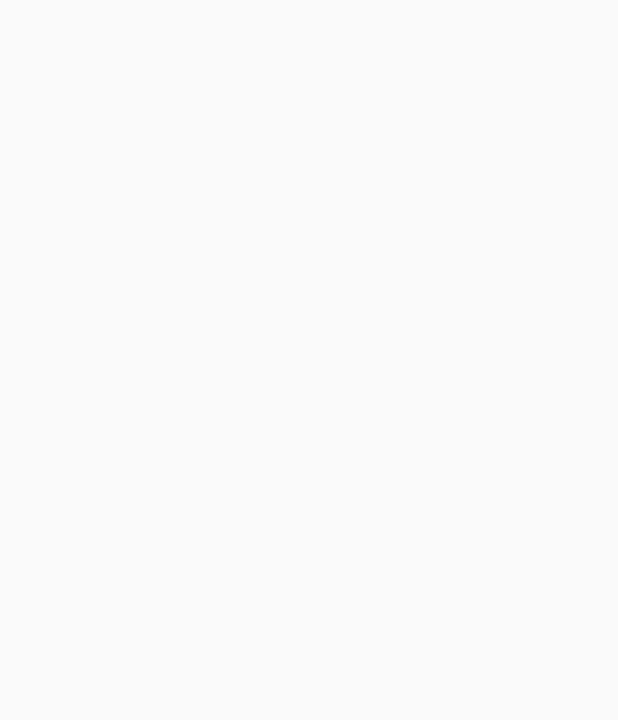
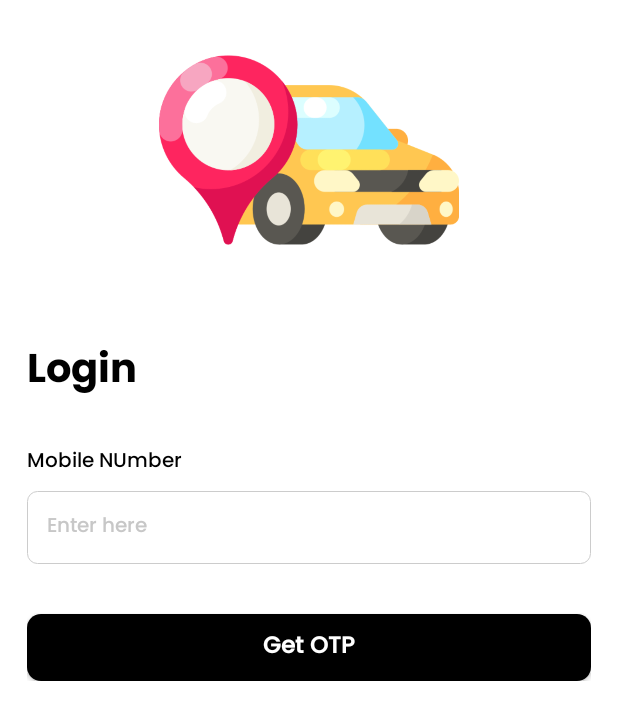
Before and after one commit to binplus-android/JhansiCabBooking, an Android app: the LoginActivity screen opened directly, with no data from a screen before it, on a phone screen of 412 x 824 dp. Before the commit the part shown is empty. Shown: the top 720 px of the screen. Run offline under Robolectric (Android 15) with nearby library versions, the phone set to English and light mode, and no system bars; our stand-ins replace sdp/ssp sizes.

Commit message:
Manual commit from terminal

```diff
--- /dev/null
+++ b/app/src/main/res/drawable/bg_button.xml
@@ -0,0 +1,7 @@
+<?xml version="1.0" encoding="utf-8"?>
+<shape xmlns:android="http://schemas.android.com/apk/res/android"
+    android:shape="rectangle">
+    <solid android:color="@color/black"/>
+    <corners android:radius="@dimen/radius_8dp"/>
+
+</shape>
--- /dev/null
+++ b/app/src/main/res/drawable/bg_edittext.xml
@@ -0,0 +1,7 @@
+<?xml version="1.0" encoding="UTF-8"?>
+<shape
+    xmlns:android="http://schemas.android.com/apk/res/android">
+        <corners android:radius="@dimen/space_3" />
+        <solid android:color="@color/white"/>
+        <stroke android:width=".5dp" android:color="@color/grey_20"/>
+</shape>
--- a/app/src/main/res/layout/activity_login.xml
+++ b/app/src/main/res/layout/activity_login.xml
@@ -1,10 +1,48 @@
 <?xml version="1.0" encoding="utf-8"?>
-<androidx.constraintlayout.widget.ConstraintLayout xmlns:android="http://schemas.android.com/apk/res/android"
+<RelativeLayout xmlns:android="http://schemas.android.com/apk/res/android"
     xmlns:app="http://schemas.android.com/apk/res-auto"
     xmlns:tools="http://schemas.android.com/tools"
     android:id="@+id/main"
+    android:background="@color/white"
     android:layout_width="match_parent"
     android:layout_height="match_parent"
     tools:context=".activity.LoginActivity">
-
-</androidx.constraintlayout.widget.ConstraintLayout>
+<LinearLayout
+    android:orientation="vertical"
+    android:layout_width="match_parent"
+    android:layout_height="wrap_content">
+    <ImageView
+        android:src="@drawable/logo"
+        android:layout_width="match_parent"
+        android:layout_height="@dimen/space_90"/>
+    <LinearLayout
+        android:layout_marginTop="@dimen/space_12"
+        android:layout_marginHorizontal="@dimen/space_8"
+        android:orientation="vertical"
+        android:layout_width="match_parent"
+        android:layout_height="wrap_content">
+    <TextView
+        android:layout_width="match_parent"
+        android:layout_height="wrap_content"
+        android:text="Login"
+        style="@style/TextViewExtraBold"/>
+        <TextView
+            android:layout_marginTop="@dimen/space_15"
+        android:layout_width="match_parent"
+        android:layout_height="wrap_content"
+        android:text="Mobile NUmber"
+        />
+        <EditText
+            android:hint="Enter here"
+            android:layout_marginTop="@dimen/space_5"
+            android:layout_width="match_parent"
+            android:layout_height="@dimen/edittext_height"
+            />
+        <Button
+            android:text="Get OTP"
+            android:layout_marginTop="@dimen/space_15"
+            android:layout_width="match_parent"
+            android:layout_height="@dimen/button_height"/>
+    </LinearLayout>
+</LinearLayout>
+</RelativeLayout>
--- a/app/src/main/res/values/themes.xml
+++ b/app/src/main/res/values/themes.xml
@@ -91,11 +91,11 @@
     </style>
 
 
-<!--    <item name="android:background">@drawable/bg_edittext</item>-->
+
     <style name="EditText" parent="Widget.AppCompat.EditText">
         <item name="android:textSize">@dimen/text_size_main</item>
         <item name="android:textColorHint">@color/hint_color</item>
-
+            <item name="android:background">@drawable/bg_edittext</item>
         <item name="hintTextAppearance">@style/HintTextAppearance</item>
         <item name="android:paddingLeft">@dimen/space_6</item>
         <item name="android:paddingRight">@dimen/space_6</item>
@@ -109,6 +109,8 @@
         <item name="android:textAllCaps">false</item>
         <item name="android:textSize">7pt</item>
         <item name="android:textColor">@color/white</item>
+        <item name="background">@drawable/bg_button</item>
+        <item name="android:background">@drawable/bg_button</item>
 
         <item name="fontFamily">@font/poppins_medium</item>
         <item name="android:textStyle">bold</item>
```
